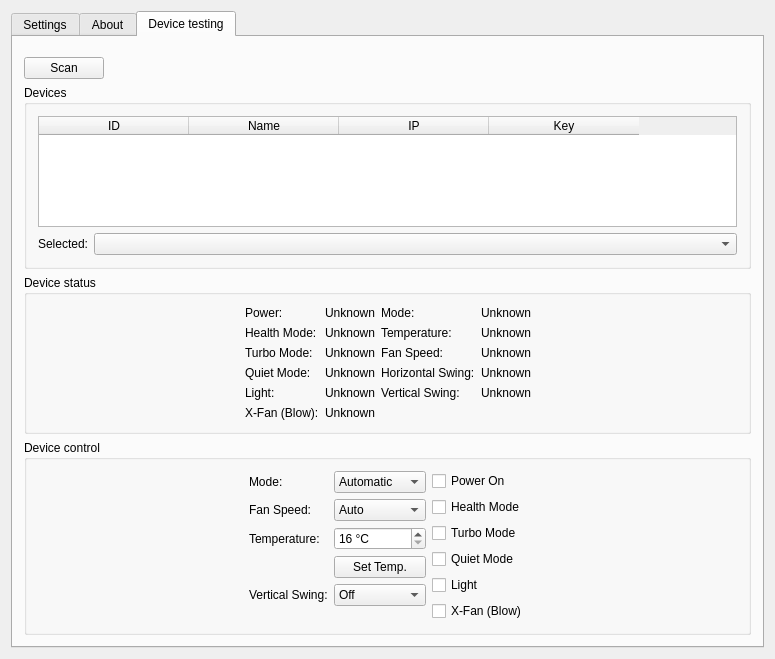
Qt form GreeRemoteGuiQt/src/mainwindow.ui (tomikaa87/gree-remote) before a commit.
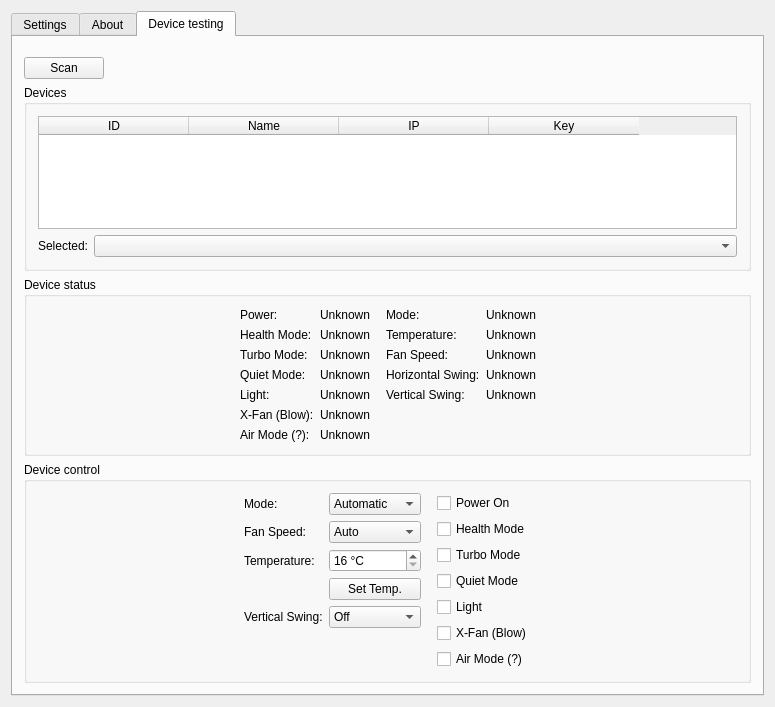
The same form after that commit.

Commit message: Implement controlling Air mode, add documentation to device functions

Diff of the .ui file:
```diff
--- a/GreeRemoteGuiQt/src/mainwindow.ui
+++ b/GreeRemoteGuiQt/src/mainwindow.ui
@@ -7,7 +7,7 @@
     <x>0</x>
     <y>0</y>
     <width>775</width>
-    <height>659</height>
+    <height>707</height>
    </rect>
   </property>
   <property name="windowTitle">
@@ -225,8 +225,38 @@
                </property>
               </widget>
              </item>
+             <item row="6" column="0">
+              <widget class="QLabel" name="label_17">
+               <property name="text">
+                <string>Air Mode (?):</string>
+               </property>
+              </widget>
+             </item>
+             <item row="6" column="1">
+              <widget class="QLabel" name="airModeStatusLabel">
+               <property name="text">
+                <string>Unknown</string>
+               </property>
+              </widget>
+             </item>
             </layout>
            </item>
+           <item>
+            <spacer name="horizontalSpacer_6">
+             <property name="orientation">
+              <enum>Qt::Horizontal</enum>
+             </property>
+             <property name="sizeType">
+              <enum>QSizePolicy::Maximum</enum>
+             </property>
+             <property name="sizeHint" stdset="0">
+              <size>
+               <width>10</width>
+               <height>20</height>
+              </size>
+             </property>
+            </spacer>
+           </item>
            <item>
             <layout class="QFormLayout" name="formLayout_4">
              <item row="0" column="0">
@@ -535,6 +565,22 @@
              </item>
             </layout>
            </item>
+           <item>
+            <spacer name="horizontalSpacer_7">
+             <property name="orientation">
+              <enum>Qt::Horizontal</enum>
+             </property>
+             <property name="sizeType">
+              <enum>QSizePolicy::Maximum</enum>
+             </property>
+             <property name="sizeHint" stdset="0">
+              <size>
+               <width>10</width>
+               <height>20</height>
+              </size>
+             </property>
+            </spacer>
+           </item>
            <item>
             <layout class="QVBoxLayout" name="verticalLayout">
              <item>
@@ -579,6 +625,13 @@
                </property>
               </widget>
              </item>
+             <item>
+              <widget class="QCheckBox" name="airModeCheckBox">
+               <property name="text">
+                <string>Air Mode (?)</string>
+               </property>
+              </widget>
+             </item>
             </layout>
            </item>
            <item>
```
The commit also changes 4 other files.
